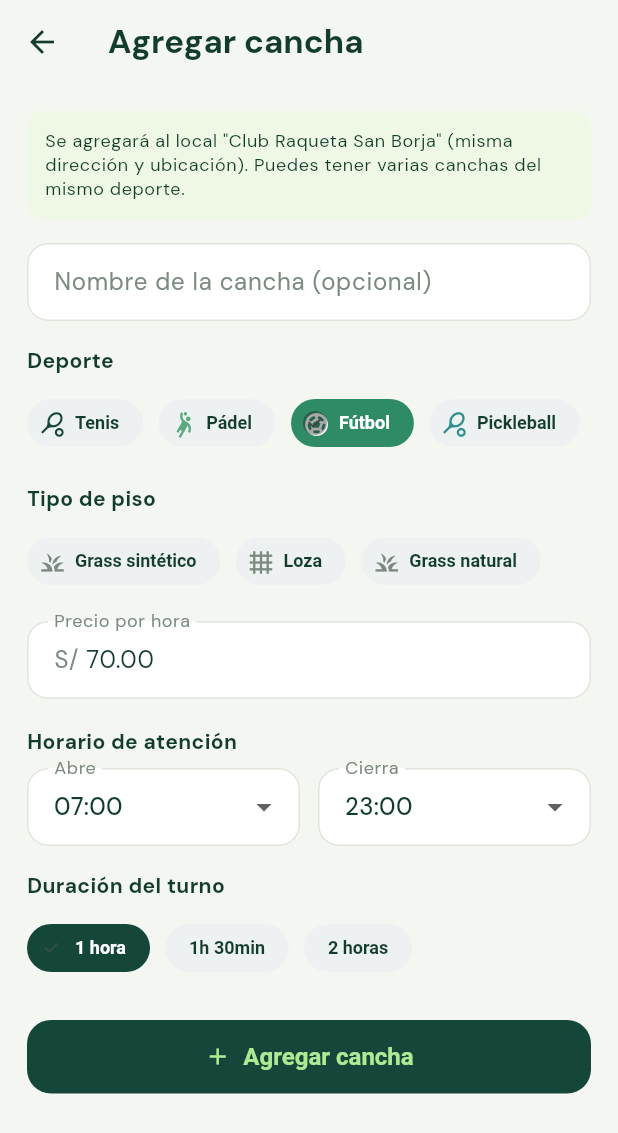
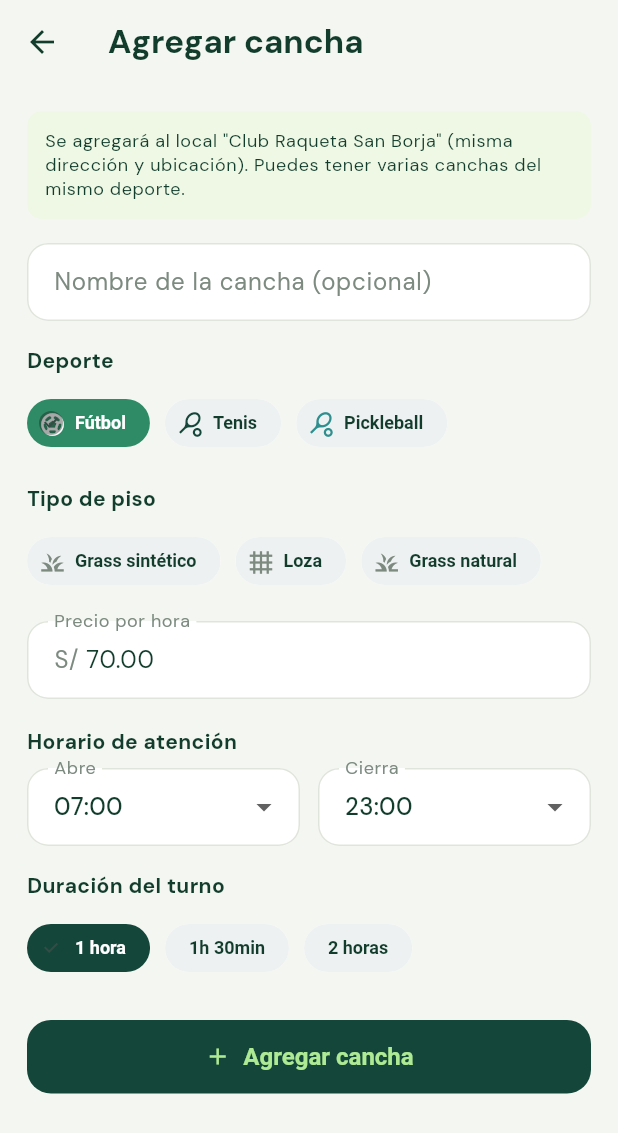
Before and after one commit to dcalagua/canchas-app-lima, a Flutter app: the AgregarCanchaScreen screen opened directly with sample values from the repository, on a phone screen of 412 x 824 dp. Shown: the top 1133 px of the screen. Run offline on Flutter 3.47's test engine with Material 3 defaults, Android fonts, the phone set to English and light mode, and no system bars; our stand-ins replace font_awesome_flutter, geocoding, geolocator, google_fonts, google_maps_flutter, google_sign_in and 3 more; accounts and stored records are empty.

Commit message:
Retirar Pádel del piloto + pestaña "Clubes" en el explorador
Pádel:
- Se quita de toda la UI (filtros, selectores de agregar/registrar, secciones
  de la lista y datos demo). El enum conserva Deporte.padel para no romper la
  carga de datos antiguos, pero _filtradas() lo excluye del mapa y la lista.
- deportesActivos = [futbol, tenis, pickleball] centraliza qué se ofrece.

Clubes:
- Nueva pestaña "Clubes" en los filtros (reemplaza a Pádel): muestra solo
  clubes formales (Club.esClubFormal: nombre con club/country/villa/regatas…,
  varios deportes o fundador). Country Club El Bosque, Villa Club, etc. se
  agrupan aparte del alquiler suelto, también en la vista "Todos".

Co-Authored-By: Claude Opus 4.8 (1M context) <noreply@anthropic.com>
Claude-Session: https://claude.ai/code/session_017fg7ijXuZRX6jvFjZELf83

```diff
--- a/lib/data/sample_data.dart
+++ b/lib/data/sample_data.dart
@@ -22,11 +22,6 @@ class SampleData {
       distrito: Distrito.sanBorja, deporte: Deporte.tenis, precioHora: 65,
       ubicacion: LatLng(-12.1090, -76.9985), clubFundador: true, digitalizada: true,
     ),
-    Cancha(
-      id: 'c3', nombre: 'Pádel 1', club: clubActivo,
-      distrito: Distrito.sanBorja, deporte: Deporte.padel, precioHora: 90,
-      ubicacion: LatLng(-12.1082, -76.9994), clubFundador: true, digitalizada: true,
-    ),
 
     // --- Otras canchas de la zona piloto (pipeline / mapa del explorador) ---
     Cancha(
@@ -35,29 +30,14 @@ class SampleData {
       ubicacion: LatLng(-12.1110, -77.0020), clubFundador: false, digitalizada: false,
     ),
     Cancha(
-      id: 'c5', nombre: 'Pádel Surco Park', club: 'Surco Pádel Park',
-      distrito: Distrito.surco, deporte: Deporte.padel, precioHora: 95,
-      ubicacion: LatLng(-12.1355, -76.9925), clubFundador: false, digitalizada: false,
-    ),
-    Cancha(
       id: 'c6', nombre: 'Cancha 1 - Los Cedros', club: 'Club Los Cedros',
       distrito: Distrito.surco, deporte: Deporte.tenis, precioHora: 68,
       ubicacion: LatLng(-12.1402, -76.9880), clubFundador: false, digitalizada: false,
     ),
     Cancha(
-      id: 'c7', nombre: 'Pádel Molina Indoor', club: 'Molina Indoor',
-      distrito: Distrito.laMolina, deporte: Deporte.padel, precioHora: 100,
-      ubicacion: LatLng(-12.0795, -76.9480), clubFundador: false, digitalizada: false,
-    ),
-    Cancha(
       id: 'c8', nombre: 'Tenis La Planicie', club: 'La Planicie Tenis',
       distrito: Distrito.laMolina, deporte: Deporte.tenis, precioHora: 75,
       ubicacion: LatLng(-12.0760, -76.9410), clubFundador: false, digitalizada: false,
-    ),
-    Cancha(
-      id: 'c9', nombre: 'Pádel Camino Real', club: 'Camino Real Club',
-      distrito: Distrito.laMolina, deporte: Deporte.padel, precioHora: 92,
-      ubicacion: LatLng(-12.0820, -76.9445), clubFundador: false, digitalizada: false,
     ),
 
     // --- Fútbol sintético (nuevo deporte) ---
--- a/lib/models/club.dart
+++ b/lib/models/club.dart
@@ -21,6 +21,31 @@ class Club {
 
   bool get clubFundador => canchas.any((c) => c.clubFundador);
   bool get registrada => canchas.any((c) => c.registrada);
+
+  /// Palabras que delatan un CLUB formal (membresía / country club) en el
+  /// nombre del local. Sirve para separarlos de las canchas de alquiler suelto.
+  static const _palabrasClub = [
+    'club',
+    'country',
+    'villa',
+    'lawn',
+    'golf',
+    'regatas',
+    'campestre',
+    'terrazas',
+    'racquet',
+    'raqueta',
+    'polo',
+  ];
+
+  /// ¿Es un CLUB formal (Country Club El Bosque, Villa Club, Regatas…)? Se
+  /// agrupa aparte del alquiler suelto. Regla: nombre con palabra de club, o
+  /// varios deportes, o club fundador del piloto.
+  bool get esClubFormal {
+    final n = nombre.toLowerCase();
+    if (_palabrasClub.any(n.contains)) return true;
+    return deportes.length > 1 || clubFundador;
+  }
 
   /// Club verificado: está en Pichangol y al menos una de sus canchas pasó la
   /// verificación. Habilita el sello público "✓ Verificada".
--- a/lib/models/models.dart
+++ b/lib/models/models.dart
@@ -19,6 +19,15 @@ enum Deporte {
   final String etiqueta;
   const Deporte(this.etiqueta);
 }
+
+/// Deportes que la app OFRECE al usuario (selectores, filtros, secciones).
+/// Pádel se retiró del piloto: sigue en el enum para no romper datos antiguos
+/// al cargarlos, pero no se muestra ni se puede elegir. Foco: fútbol y tenis.
+const List<Deporte> deportesActivos = [
+  Deporte.futbol,
+  Deporte.tenis,
+  Deporte.pickleball,
+];
 
 /// Una cancha en el marketplace.
 class Cancha {
--- a/lib/screens/agregar_cancha_screen.dart
+++ b/lib/screens/agregar_cancha_screen.dart
@@ -137,7 +137,7 @@ class _AgregarCanchaScreenState extends State<AgregarCanchaScreen> {
           Wrap(
             spacing: 10,
             children: [
-              for (final d in Deporte.values)
+              for (final d in deportesActivos)
                 ChoiceChip(
                   avatar: Icon(iconoDeporte(d),
                       size: 18,
--- a/lib/screens/editar_cancha_screen.dart
+++ b/lib/screens/editar_cancha_screen.dart
@@ -387,7 +387,7 @@ class _EditarCanchaScreenState extends State<EditarCanchaScreen> {
             controller: _nombre,
             decoration: const InputDecoration(
               labelText: 'Nombre de la cancha',
-              helperText: 'Ej.: Fútbol 1, Tenis 1, Pádel 2…',
+              helperText: 'Ej.: Fútbol 1, Tenis 1, Cancha 2…',
             ),
           ),
           const SizedBox(height: 14),
--- a/lib/screens/registrar_cancha_screen.dart
+++ b/lib/screens/registrar_cancha_screen.dart
@@ -676,7 +676,7 @@ class _RegistrarCanchaScreenState extends State<RegistrarCanchaScreen> {
               spacing: 10,
               runSpacing: 8,
               children: [
-                for (final d in Deporte.values)
+                for (final d in deportesActivos)
                   FilterChip(
                     avatar: Icon(iconoDeporte(d),
                         size: 18,
```
Also changed, not shown: lib/screens/explorar_home_screen.dart (+57 -16 lines).
